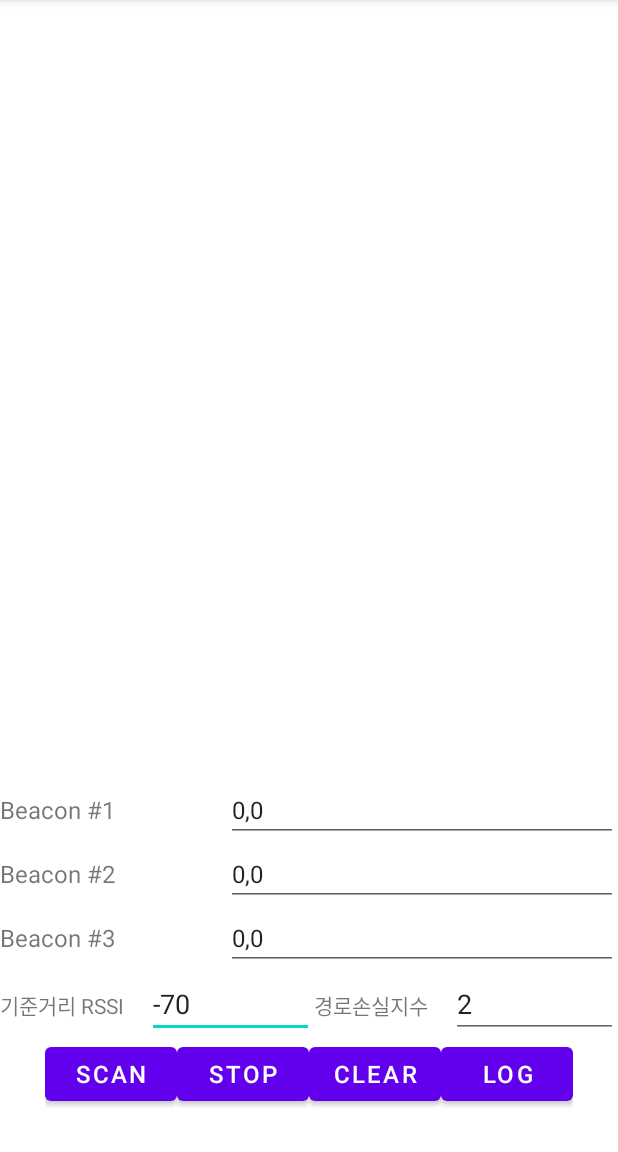
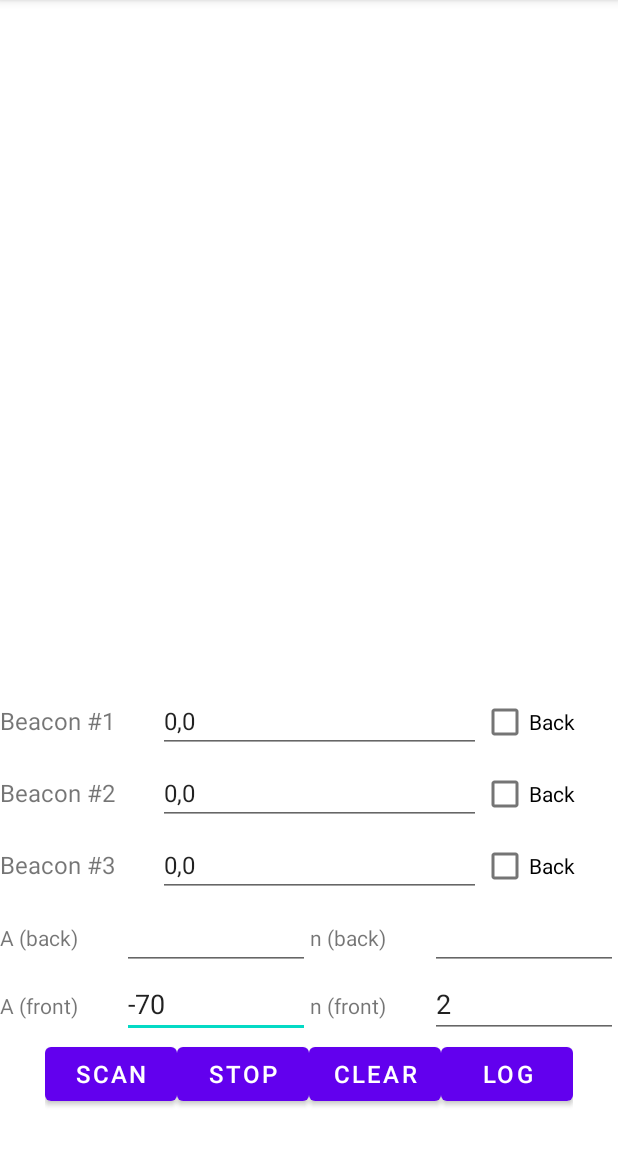
Before and after one commit to parksh01/RSSI_PDR_Indoor_Positioning, an Android app: the screen it shows after launch (MainActivity), on a phone screen of 412 x 824 dp, the part 84-1236 px from its top. Run offline under Robolectric (Android 15) with nearby library versions, the phone set to English and light mode, and no system bars.

Commit message:
Update activity_main.xml

```diff
--- a/RSSIMeasureApp/app/src/main/res/layout/activity_main.xml
+++ b/RSSIMeasureApp/app/src/main/res/layout/activity_main.xml
@@ -17,7 +17,7 @@
         app:layout_constraintTop_toTopOf="parent" />
 
     <LinearLayout
-        android:id="@+id/KalmanFilterVariables"
+        android:id="@+id/RSSItoDist_front"
         android:layout_width="match_parent"
         android:layout_height="wrap_content"
         android:orientation="horizontal"
@@ -30,7 +30,7 @@
             android:layout_width="wrap_content"
             android:layout_height="wrap_content"
             android:layout_weight="1"
-            android:text="기준거리 RSSI" />
+            android:text="A (front)" />
 
         <EditText
             android:id="@+id/RSSItoDist_A"
@@ -45,10 +45,50 @@
             android:layout_width="wrap_content"
             android:layout_height="wrap_content"
             android:layout_weight="1"
-            android:text="경로손실지수" />
+            android:text="n (front)" />
 
         <EditText
             android:id="@+id/RSSItoDist_n"
+            android:layout_width="96dp"
+            android:layout_height="wrap_content"
+            android:layout_weight="1"
+            android:ems="10"
+            android:inputType="textPersonName" />
+    </LinearLayout>
+
+    <LinearLayout
+        android:id="@+id/RSSItoDist_back"
+        android:layout_width="match_parent"
+        android:layout_height="wrap_content"
+        android:orientation="horizontal"
+        app:layout_constraintBottom_toTopOf="@+id/RSSItoDist_front"
+        app:layout_constraintEnd_toEndOf="parent"
+        app:layout_constraintStart_toStartOf="parent">
+
+        <TextView
+            android:id="@+id/textView"
+            android:layout_width="wrap_content"
+            android:layout_height="wrap_content"
+            android:layout_weight="1"
+            android:text="A (back)" />
+
+        <EditText
+            android:id="@+id/RSSItoDist_A_back"
+            android:layout_width="96dp"
+            android:layout_height="wrap_content"
+            android:layout_weight="1"
+            android:ems="10"
+            android:inputType="textPersonName" />
+
+        <TextView
+            android:id="@+id/textView2"
+            android:layout_width="wrap_content"
+            android:layout_height="wrap_content"
+            android:layout_weight="1"
+            android:text="n (back)" />
+
+        <EditText
+            android:id="@+id/RSSItoDist_n_back"
             android:layout_width="96dp"
             android:layout_height="wrap_content"
             android:layout_weight="1"
@@ -109,7 +149,7 @@
         android:layout_width="match_parent"
         android:layout_height="wrap_content"
         android:orientation="horizontal"
-        app:layout_constraintBottom_toTopOf="@+id/KalmanFilterVariables"
+        app:layout_constraintBottom_toTopOf="@+id/RSSItoDist_back"
         app:layout_constraintEnd_toEndOf="parent"
         app:layout_constraintStart_toStartOf="parent">
 
@@ -130,6 +170,13 @@
             android:inputType="textPersonName"
             android:text="0,0"
             android:textSize="16dp" />
+
+        <CheckBox
+            android:id="@+id/Beacon3isBack"
+            android:layout_width="wrap_content"
+            android:layout_height="wrap_content"
+            android:layout_weight="1"
+            android:text="Back" />
     </LinearLayout>
 
     <LinearLayout
@@ -158,6 +205,12 @@
             android:inputType="textPersonName"
             android:text="0,0"
             android:textSize="16dp" />
+        <CheckBox
+            android:id="@+id/Beacon2isBack"
+            android:layout_width="wrap_content"
+            android:layout_height="wrap_content"
+            android:layout_weight="1"
+            android:text="Back" />
     </LinearLayout>
 
     <LinearLayout
@@ -186,6 +239,12 @@
             android:inputType="textPersonName"
             android:text="0,0"
             android:textSize="16dp" />
+        <CheckBox
+            android:id="@+id/Beacon1isBack"
+            android:layout_width="wrap_content"
+            android:layout_height="wrap_content"
+            android:layout_weight="1"
+            android:text="Back" />
     </LinearLayout>
 
 
```
